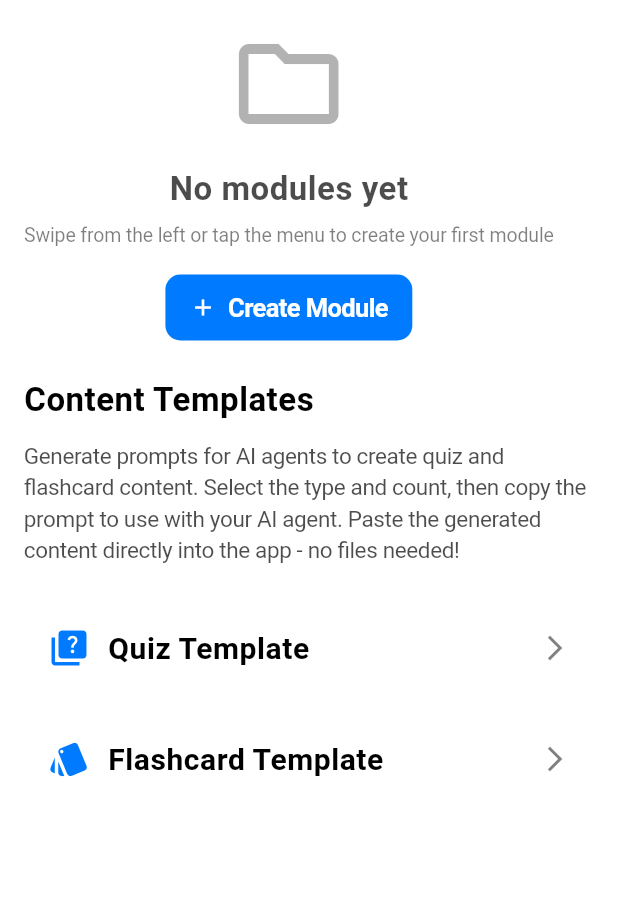
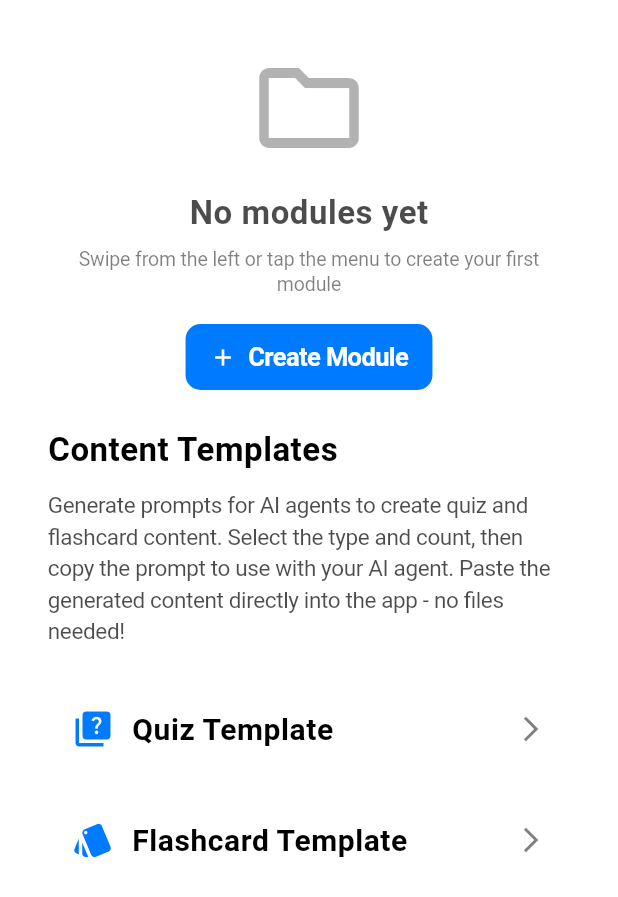
Before and after one commit to osmandemiroz/testmaker, a Flutter app: the screen it shows after launch, in the side drawer, after a tap on "TestMaker", on a phone screen of 412 x 824 dp. Shown: the top 897 px of the screen. Run offline on Flutter 3.47's test engine with Material 3 defaults, Android fonts, the phone set to English and light mode, and no system bars; our stand-ins replace file_picker, shared_preferences; missing offline and left inert: syncfusion_flutter_pdf, syncfusion_flutter_pdfviewer.

Commit message:
Refactor HomeScreen and related components for improved layout and responsiveness
- Simplified the layout structure in HomeScreen to enhance responsiveness across different screen sizes.
- Updated padding and background color handling to ensure content is positioned correctly below the status bar while maintaining an edge-to-edge appearance.
- Enhanced the CompactLayout and Sidebar components with consistent background color and padding adjustments for better visual integration.
- Improved the SwipeIndicatorArrow's icon color for better visibility and alignment with the theme.

```diff
--- a/lib/screens/home/views/compact_layout.dart
+++ b/lib/screens/home/views/compact_layout.dart
@@ -47,7 +47,11 @@ class CompactLayout extends StatelessWidget {
           ),
           body: Stack(
             children: <Widget>[
-              buildMainContent(theme),
+              // Container with background color extends edge-to-edge
+              ColoredBox(
+                color: theme.colorScheme.surface,
+                child: buildMainContent(theme),
+              ),
               // Swipe indicator overlay for mobile
               if (showSwipeIndicator)
                 Positioned(
--- a/lib/screens/home/views/sidebar.dart
+++ b/lib/screens/home/views/sidebar.dart
@@ -28,6 +28,9 @@ class Sidebar extends StatelessWidget {
       builder: (BuildContext context, BoxConstraints constraints) {
         final sidebarWidth =
             ResponsiveSizer.sidebarWidthFromConstraints(constraints);
+        // Get top padding to position content below the status bar
+        // while keeping the background extending to the very top
+        final topPadding = MediaQuery.of(context).padding.top;
 
         return Container(
           width: sidebarWidth,
@@ -42,6 +45,10 @@ class Sidebar extends StatelessWidget {
           child: Column(
             crossAxisAlignment: CrossAxisAlignment.stretch,
             children: <Widget>[
+              // Top padding to position content below status bar
+              // This keeps the background extending edge-to-edge while
+              // adding space for the content
+              SizedBox(height: topPadding),
               // Header with clickable logo to go to main screen
               Padding(
                 padding: EdgeInsets.all(
--- a/lib/screens/home/widgets/swipe_indicator_arrow.dart
+++ b/lib/screens/home/widgets/swipe_indicator_arrow.dart
@@ -87,7 +87,7 @@ class _SwipeIndicatorArrowState extends State<SwipeIndicatorArrow>
               child: Icon(
                 Icons.arrow_forward_ios,
                 size: 16,
-                color: widget.theme.colorScheme.onPrimaryContainer,
+                color: widget.theme.colorScheme.primary,
               ),
             ),
           ),
--- a/lib/screens/home_screen.dart
+++ b/lib/screens/home_screen.dart
@@ -132,8 +132,7 @@ class _HomeScreenState extends State<HomeScreen> {
     return Scaffold(
       key: _scaffoldKey,
       backgroundColor: theme.colorScheme.surface,
-      body: SafeArea(
-        child: LayoutBuilder(
+      body: LayoutBuilder(
         builder: (BuildContext context, BoxConstraints constraints) {
           // Use ResponsiveSizer to determine if we should use compact layout
           final isCompact =
@@ -145,6 +144,7 @@ class _HomeScreenState extends State<HomeScreen> {
           }
 
           // On larger screens, use a persistent sidebar.
+          // Sidebar extends to the very top and bottom of the screen
           return Stack(
             children: <Widget>[
               Row(
@@ -176,17 +176,20 @@ class _HomeScreenState extends State<HomeScreen> {
                     },
                   ),
                   Expanded(
+                    // Main content extends to the very top and bottom
+                    // Container with background color extends edge-to-edge
+                    child: ColoredBox(
+                      color: theme.colorScheme.surface,
                       child: _buildMainContent(theme),
+                    ),
                   ),
                 ],
               ),
               // Swipe indicator overlay
-                if (_showSwipeIndicator)
-                  _buildSwipeIndicator(theme, constraints),
+              if (_showSwipeIndicator) _buildSwipeIndicator(theme, constraints),
             ],
           );
         },
-        ),
       ),
       floatingActionButton: _controller.selectedCourse != null
           ? FabMenu(
@@ -241,8 +244,19 @@ class _HomeScreenState extends State<HomeScreen> {
 
     return LayoutBuilder(
       builder: (BuildContext context, BoxConstraints constraints) {
+        // Get top padding to position content below the status bar
+        // while keeping the background extending to the very top
+        final topPadding = MediaQuery.of(context).padding.top;
+        final contentPadding =
+            ResponsiveSizer.paddingFromConstraints(constraints);
+
         return SingleChildScrollView(
-          padding: ResponsiveSizer.paddingFromConstraints(constraints),
+          padding: EdgeInsets.only(
+            top: topPadding + contentPadding.vertical,
+            bottom: contentPadding.vertical,
+            left: contentPadding.horizontal,
+            right: contentPadding.horizontal,
+          ),
           child: Center(
             child: ConstrainedBox(
               constraints: BoxConstraints(
```
Lines whose indentation alone changed are shown as unchanged.
